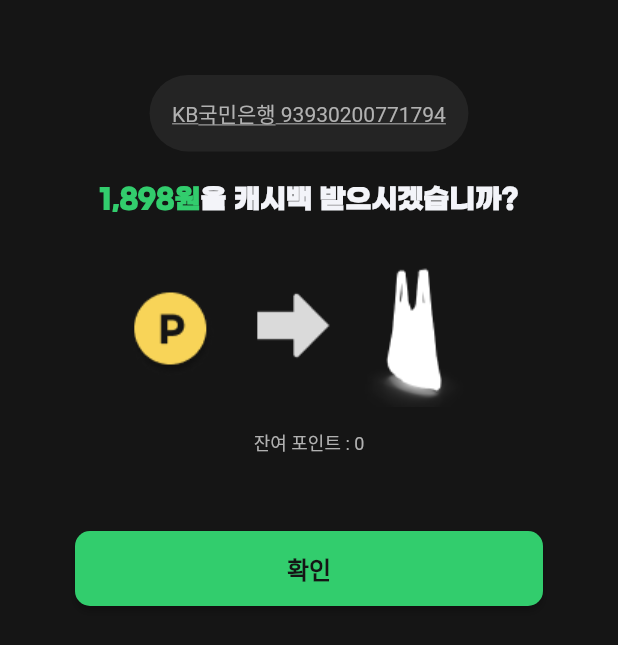
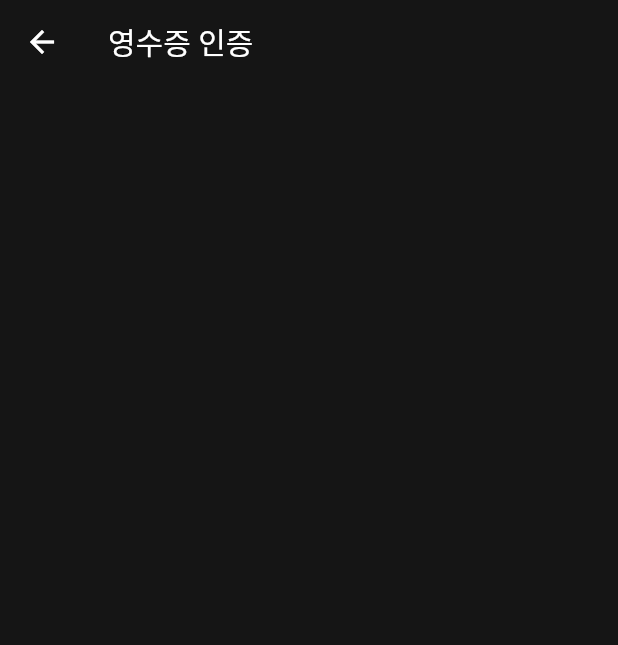
Before and after one commit to haram22/sessakthon, a Flutter app: the CashBack screen opened directly, after a tap on "확인", on a phone screen of 412 x 824 dp. Shown: the top 645 px of the screen. Run offline on Flutter 3.47's test engine with Material 2 defaults, Android fonts, the phone set to English and light mode, and no system bars; our stand-ins replace flutter_cache_manager, flutter_screenutil; missing offline and left inert: async_wallpaper, circle_progress_bar, screen_state; Roboto replaces fonts that are missing (pretendart); project files that could hold a hidden picture were left out.

Commit message:
receipt check

```diff
--- /dev/null
+++ b/lib/View/reward/Receipt.dart
@@ -0,0 +1,23 @@
+import 'package:flutter/material.dart';
+import 'package:pj1/theme/colors.dart';
+
+class ReceiptCheck extends StatefulWidget {
+  const ReceiptCheck({super.key});
+
+  @override
+  State<ReceiptCheck> createState() => _ReceiptCheckState();
+}
+
+class _ReceiptCheckState extends State<ReceiptCheck> {
+  @override
+  Widget build(BuildContext context) {
+    return Scaffold(
+      backgroundColor: mainColor_black,
+      appBar: AppBar(
+        title: Text("영수증 인증"),
+        backgroundColor: mainColor_black,
+        elevation: 0,
+      ),
+    );
+  }
+}
--- a/lib/View/reward/cashBack.dart
+++ b/lib/View/reward/cashBack.dart
@@ -1,4 +1,5 @@
 import 'package:flutter/material.dart';
+import 'package:pj1/View/reward/Receipt.dart';
 import 'package:pj1/theme/colors.dart';
 import 'package:pj1/theme/textStyle.dart';
 
@@ -51,7 +52,10 @@ class CashBack extends StatelessWidget {
             ),
             const SizedBox(height: 50),
             ElevatedButton(
-              onPressed: () {},
+              onPressed: () {
+                Navigator.push(context,
+                    MaterialPageRoute(builder: (context) => ReceiptCheck()));
+              },
               style: ElevatedButton.styleFrom(
                 backgroundColor: mainColor_green,
                 shape: RoundedRectangleBorder(
```
